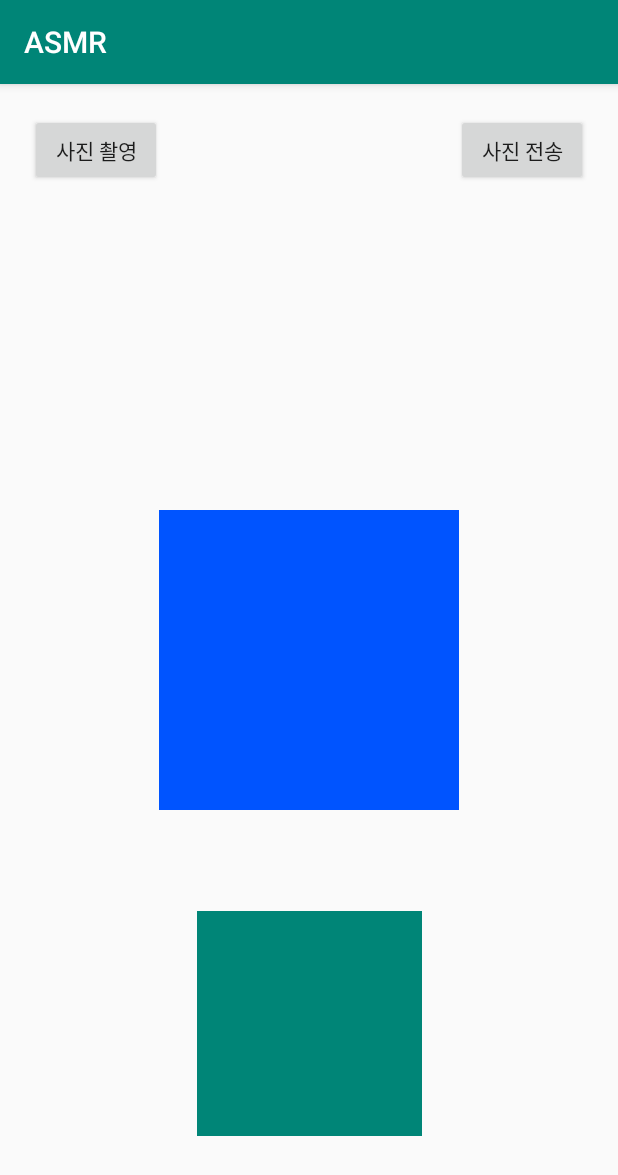
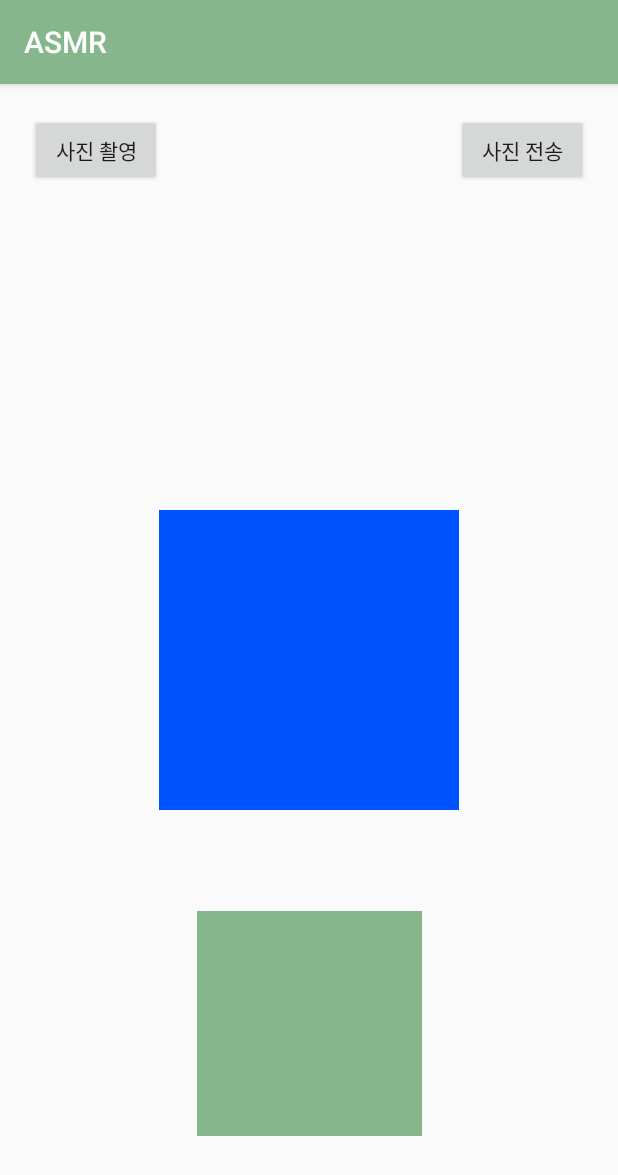
Before and after one commit to ajou-gemstone/10jo, an Android app: the LectureroomCheckPictureActivity screen opened directly, with no data from a screen before it, on a phone screen of 412 x 824 dp. Shown: the top 1175 px of the screen. Run offline under Robolectric (Android 15) with nearby library versions, the phone set to English and light mode, and no system bars.

Commit message:
기타 , manifext 추가

```diff
--- a/CapstoneDesignAndroidProject/app/src/main/AndroidManifest.xml
+++ b/CapstoneDesignAndroidProject/app/src/main/AndroidManifest.xml
@@ -25,7 +25,7 @@
             android:name=".testActivity"
             android:label="@string/title_activity_test"
             android:theme="@style/AppTheme.NoActionBar" />
-        <activity android:name=".Login" />
+        <activity android:name=".LoginActivity" />
         <activity android:name=".MainActivity" />
         <activity android:name=".CafeMapActivity" />
         <activity
@@ -35,8 +35,10 @@
             android:name=".StudyBulletinBoardActivity"
             android:theme="@style/AppTheme.NoActionBar"
             android:windowSoftInputMode="stateHidden" />
-        <activity android:name=".StudyGroupAdapter" />
+        <activity android:name=".MakeGroupActivity" />
+        <activity android:name=".ReadGroupActivity" />
         <activity android:name=".TabFragment1" />
+        <activity android:name=".TabFragment2" />
         <activity
             android:name=".SplashActivity"
             android:theme="@style/SplashTheme"
--- a/CapstoneDesignAndroidProject/app/src/main/res/values/colors.xml
+++ b/CapstoneDesignAndroidProject/app/src/main/res/values/colors.xml
@@ -1,7 +1,7 @@
 <?xml version="1.0" encoding="utf-8"?>
 <resources>
-    <color name="colorPrimary">#008577</color>
+    <color name="colorPrimary">#86B68B</color>
     <color name="colorPrimaryDark">#00574B</color>
-    <color name="colorAccent">#D81B60</color>
+    <color name="colorAccent">#86B68B</color>
     <color name="blue">#0054FF</color>
 </resources>
```
Also changed, not shown: 1 other file.
